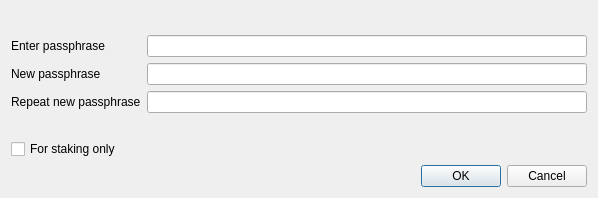
This is src/qt/forms/askpassphrasedialog.ui in wurstgelee/triangles as Qt 5 draws it before an edit. The edited form follows.
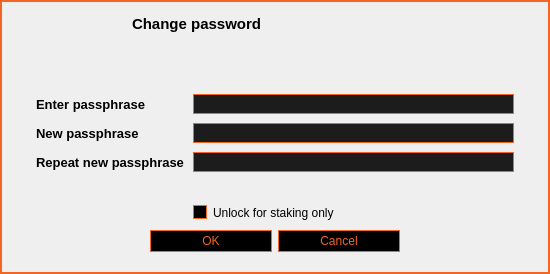
This is the edited form. Icons and pictures are not drawn.

The edit to the form file:
```diff
--- a/src/qt/forms/askpassphrasedialog.ui
+++ b/src/qt/forms/askpassphrasedialog.ui
@@ -6,12 +6,12 @@
    <rect>
     <x>0</x>
     <y>0</y>
-    <width>598</width>
-    <height>198</height>
+    <width>550</width>
+    <height>274</height>
    </rect>
   </property>
   <property name="sizePolicy">
-   <sizepolicy hsizetype="Preferred" vsizetype="Minimum">
+   <sizepolicy hsizetype="Preferred" vsizetype="Preferred">
     <horstretch>0</horstretch>
     <verstretch>0</verstretch>
    </sizepolicy>
@@ -25,24 +25,327 @@
   <property name="windowTitle">
    <string>Passphrase Dialog</string>
   </property>
+  <property name="styleSheet">
+   <string notr="true">color: #f26522;
+background-color: #000;
+
+QLineEdit {
+	background-color: #1c1c1c;
+    border: 1px solid #f26522;
+}
+
+
+</string>
+  </property>
   <layout class="QVBoxLayout" name="verticalLayout">
+   <property name="spacing">
+    <number>0</number>
+   </property>
+   <property name="leftMargin">
+    <number>0</number>
+   </property>
+   <property name="topMargin">
+    <number>0</number>
+   </property>
+   <property name="rightMargin">
+    <number>0</number>
+   </property>
+   <property name="bottomMargin">
+    <number>0</number>
+   </property>
+   <item>
+    <widget class="QFrame" name="frame">
+     <property name="styleSheet">
+      <string notr="true">#frame {
+	border: 2px solid #f26522;
+}</string>
+     </property>
+     <property name="frameShape">
+      <enum>QFrame::StyledPanel</enum>
+     </property>
+     <property name="frameShadow">
+      <enum>QFrame::Raised</enum>
+     </property>
+     <layout class="QVBoxLayout" name="verticalLayout_2">
+      <property name="spacing">
+       <number>0</number>
+      </property>
+      <property name="leftMargin">
+       <number>9</number>
+      </property>
+      <property name="topMargin">
+       <number>9</number>
+      </property>
+      <property name="rightMargin">
+       <number>9</number>
+      </property>
+      <property name="bottomMargin">
+       <number>9</number>
+      </property>
+      <item>
+       <widget class="QWidget" name="wCaption" native="true">
+        <property name="minimumSize">
+         <size>
+          <width>0</width>
+          <height>35</height>
+         </size>
+        </property>
+        <property name="maximumSize">
+         <size>
+          <width>16777215</width>
+          <height>35</height>
+         </size>
+        </property>
+        <property name="styleSheet">
+         <string notr="true"/>
+        </property>
+        <property name="is_header" stdset="0">
+         <bool>true</bool>
+        </property>
+        <layout class="QHBoxLayout" name="horizontalLayout">
+         <property name="leftMargin">
+          <number>0</number>
+         </property>
+         <property name="topMargin">
+          <number>0</number>
+         </property>
+         <property name="rightMargin">
+          <number>0</number>
+         </property>
+         <item>
+          <widget class="QLabel" name="lbTitleIcon_Lock">
+           <property name="sizePolicy">
+            <sizepolicy hsizetype="Preferred" vsizetype="Preferred">
+             <horstretch>0</horstretch>
+             <verstretch>0</verstretch>
+            </sizepolicy>
+           </property>
+           <property name="minimumSize">
+            <size>
+             <width>32</width>
+             <height>32</height>
+            </size>
+           </property>
+           <property name="maximumSize">
+            <size>
+             <width>32</width>
+             <height>32</height>
+            </size>
+           </property>
+           <property name="text">
+            <string/>
+           </property>
+           <property name="pixmap">
+            <pixmap resource="../triangles.qrc">:/menu_32/lock</pixmap>
+           </property>
+          </widget>
+         </item>
+         <item>
+          <widget class="QLabel" name="lbTitleIcon_Unlock">
+           <property name="sizePolicy">
+            <sizepolicy hsizetype="Preferred" vsizetype="Preferred">
+             <horstretch>0</horstretch>
+             <verstretch>0</verstretch>
+            </sizepolicy>
+           </property>
+           <property name="minimumSize">
+            <size>
+             <width>32</width>
+             <height>32</height>
+            </size>
+           </property>
+           <property name="maximumSize">
+            <size>
+             <width>32</width>
+             <height>32</height>
+            </size>
+           </property>
+           <property name="text">
+            <string/>
+           </property>
+           <property name="pixmap">
+            <pixmap resource="../triangles.qrc">:/menu_32/unlock</pixmap>
+           </property>
+          </widget>
+         </item>
+         <item>
+          <widget class="QLabel" name="lbTitleIcon_Passphrase">
+           <property name="sizePolicy">
+            <sizepolicy hsizetype="Preferred" vsizetype="Preferred">
+             <horstretch>0</horstretch>
+             <verstretch>0</verstretch>
+            </sizepolicy>
+           </property>
+           <property name="minimumSize">
+            <size>
+             <width>32</width>
+             <height>32</height>
+            </size>
+           </property>
+           <property name="maximumSize">
+            <size>
+             <width>32</width>
+             <height>32</height>
+            </size>
+           </property>
+           <property name="text">
+            <string/>
+           </property>
+           <property name="pixmap">
+            <pixmap resource="../triangles.qrc">:/menu_32/passphrase</pixmap>
+           </property>
+          </widget>
+         </item>
+         <item>
+          <spacer name="horizontalSpacer_26">
+           <property name="orientation">
+            <enum>Qt::Horizontal</enum>
+           </property>
+           <property name="sizeType">
+            <enum>QSizePolicy::Fixed</enum>
+           </property>
+           <property name="sizeHint" stdset="0">
+            <size>
+             <width>7</width>
+             <height>20</height>
+            </size>
+           </property>
+          </spacer>
+         </item>
+         <item>
+          <widget class="QLabel" name="lbTitle">
+           <property name="sizePolicy">
+            <sizepolicy hsizetype="Preferred" vsizetype="Preferred">
+             <horstretch>0</horstretch>
+             <verstretch>0</verstretch>
+            </sizepolicy>
+           </property>
+           <property name="font">
+            <font>
+             <pointsize>11</pointsize>
+             <weight>75</weight>
+             <bold>true</bold>
+             <stylestrategy>PreferAntialias</stylestrategy>
+            </font>
+           </property>
+           <property name="styleSheet">
+            <string notr="true"/>
+           </property>
+           <property name="text">
+            <string>Change password</string>
+           </property>
+          </widget>
+         </item>
+         <item>
+          <widget class="QPushButton" name="bClose">
+           <property name="minimumSize">
+            <size>
+             <width>30</width>
+             <height>30</height>
+            </size>
+           </property>
+           <property name="maximumSize">
+            <size>
+             <width>30</width>
+             <height>30</height>
+            </size>
+           </property>
+           <property name="styleSheet">
+            <string notr="true">QPushButton {	
+	image: url(:/icons/close_normal);
+	border: 0px solid gray;
+}
+
+QPushButton:pressed:flat {
+	image: url(:/icons/close_normal);
+}
+
+QPushButton:hover {
+	image: url(:/icons/close_hover);
+}</string>
+           </property>
+           <property name="text">
+            <string notr="true"/>
+           </property>
+           <property name="flat">
+            <bool>true</bool>
+           </property>
+          </widget>
+         </item>
+        </layout>
+       </widget>
+      </item>
+      <item>
+       <layout class="QHBoxLayout" name="horizontalLayout_3">
+        <property name="spacing">
+         <number>0</number>
+        </property>
+        <property name="leftMargin">
+         <number>25</number>
+        </property>
+        <property name="topMargin">
+         <number>9</number>
+        </property>
+        <property name="rightMargin">
+         <number>25</number>
+        </property>
+        <property name="bottomMargin">
+         <number>9</number>
+        </property>
    <item>
     <widget class="QLabel" name="warningLabel">
+          <property name="font">
+           <font>
+            <pointsize>10</pointsize>
+            <weight>50</weight>
+            <bold>false</bold>
+           </font>
+          </property>
      <property name="textFormat">
       <enum>Qt::RichText</enum>
      </property>
      <property name="wordWrap">
       <bool>true</bool>
      </property>
-    </widget>
+          <property name="margin">
+           <number>0</number>
+          </property>
+         </widget>
+        </item>
+       </layout>
    </item>
    <item>
     <layout class="QFormLayout" name="formLayout">
      <property name="fieldGrowthPolicy">
       <enum>QFormLayout::AllNonFixedFieldsGrow</enum>
      </property>
+        <property name="horizontalSpacing">
+         <number>9</number>
+        </property>
+        <property name="verticalSpacing">
+         <number>9</number>
+        </property>
+        <property name="leftMargin">
+         <number>25</number>
+        </property>
+        <property name="topMargin">
+         <number>15</number>
+        </property>
+        <property name="rightMargin">
+         <number>25</number>
+        </property>
+        <property name="bottomMargin">
+         <number>9</number>
+        </property>
      <item row="0" column="0">
       <widget class="QLabel" name="passLabel1">
+          <property name="font">
+           <font>
+            <pointsize>10</pointsize>
+            <weight>75</weight>
+            <bold>true</bold>
+           </font>
+          </property>
        <property name="text">
         <string>Enter passphrase</string>
        </property>
@@ -50,6 +353,19 @@
      </item>
      <item row="0" column="1">
       <widget class="QLineEdit" name="passEdit1">
+          <property name="minimumSize">
+           <size>
+            <width>0</width>
+            <height>20</height>
+           </size>
+          </property>
+          <property name="styleSheet">
+           <string notr="true">QLineEdit
+{
+    background-color: #1c1c1c;
+    border: 1px solid #f26522;
+}</string>
+          </property>
        <property name="echoMode">
         <enum>QLineEdit::Password</enum>
        </property>
@@ -57,6 +373,13 @@
      </item>
      <item row="1" column="0">
       <widget class="QLabel" name="passLabel2">
+          <property name="font">
+           <font>
+            <pointsize>10</pointsize>
+            <weight>75</weight>
+            <bold>true</bold>
+           </font>
+          </property>
        <property name="text">
         <string>New passphrase</string>
        </property>
@@ -64,6 +387,19 @@
      </item>
      <item row="1" column="1">
       <widget class="QLineEdit" name="passEdit2">
+          <property name="minimumSize">
+           <size>
+            <width>0</width>
+            <height>20</height>
+           </size>
+          </property>
+          <property name="styleSheet">
+           <string notr="true">QLineEdit
+{
+    background-color: #1c1c1c;
+    border: 1px solid #f26522;
+}</string>
+          </property>
        <property name="echoMode">
         <enum>QLineEdit::Password</enum>
        </property>
@@ -71,6 +407,13 @@
      </item>
      <item row="2" column="0">
       <widget class="QLabel" name="passLabel3">
+          <property name="font">
+           <font>
+            <pointsize>10</pointsize>
+            <weight>75</weight>
+            <bold>true</bold>
+           </font>
+          </property>
        <property name="text">
         <string>Repeat new passphrase</string>
        </property>
@@ -78,15 +421,59 @@
      </item>
      <item row="2" column="1">
       <widget class="QLineEdit" name="passEdit3">
+          <property name="minimumSize">
+           <size>
+            <width>0</width>
+            <height>20</height>
+           </size>
+          </property>
+          <property name="styleSheet">
+           <string notr="true">QLineEdit
+{
+    background-color: #1c1c1c;
+    border: 1px solid #f26522;
+}</string>
+          </property>
        <property name="echoMode">
         <enum>QLineEdit::Password</enum>
        </property>
       </widget>
      </item>
+        <item row="4" column="1">
+         <widget class="QCheckBox" name="stakingCheckBox">
+          <property name="sizePolicy">
+           <sizepolicy hsizetype="Minimum" vsizetype="Fixed">
+            <horstretch>0</horstretch>
+            <verstretch>0</verstretch>
+           </sizepolicy>
+          </property>
+          <property name="visible">
+           <bool>true</bool>
+          </property>
+          <property name="styleSheet">
+           <string notr="true">QCheckBox::indicator { 
+	border:1px solid #f26522;
+	background-color: #000;
+	}
+
+QCheckBox::indicator:checked {
+	image:url(:/icons/checkbox);
+	padding: 1px;
+	}</string>
+          </property>
+          <property name="text">
+           <string>Unlock for staking only</string>
+          </property>
+         </widget>
+        </item>
      <item row="3" column="1">
       <widget class="QLabel" name="capsLabel">
+          <property name="enabled">
+           <bool>true</bool>
+          </property>
        <property name="font">
         <font>
+            <pointsize>10</pointsize>
          <weight>75</weight>
          <bold>true</bold>
         </font>
@@ -99,37 +486,87 @@
        </property>
       </widget>
      </item>
-     <item row="4" column="0">
-      <widget class="QCheckBox" name="stakingCheckBox">
-       <property name="enabled">
-        <bool>true</bool>
-       </property>
-       <property name="toolTip">
-        <string>Serves to disable the trivial sendmoney when OS account compromised. Provides no real security.</string>
-       </property>
-       <property name="text">
-        <string>For staking only</string>
-       </property>
-       <property name="visible">
-        <bool>false</bool>
-       </property>
-      </widget>
-     </item>
-    </layout>
-   </item>
+       </layout>
+      </item>
+      <item>
+       <layout class="QHBoxLayout" name="horizontalLayout_2">
+        <property name="spacing">
+         <number>0</number>
+        </property>
+        <property name="rightMargin">
+         <number>0</number>
+        </property>
    <item>
     <widget class="QDialogButtonBox" name="buttonBox">
+          <property name="sizePolicy">
+           <sizepolicy hsizetype="Expanding" vsizetype="Expanding">
+            <horstretch>0</horstretch>
+            <verstretch>0</verstretch>
+           </sizepolicy>
+          </property>
+          <property name="styleSheet">
+           <string notr="true">QPushButton {
+	background-color: #000;
+	color: #f26522;
+	border: 1px solid #f26522;
+	max-height: 20px;
+	min-height: 20px;
+	max-width: 120px;
+	min-width: 120px;
+}
+
+QPushButton:hover {
+	background-color: #61280E;
+}
+
+QPushButton:pressed:flat {
+	color: #000;
+	background-color: #f26522;
+}
+
+QPushButton:!enabled {
+	background-color: #000;
+	border: 1px solid #61280E;
+	color: #61280E;
+}</string>
+          </property>
      <property name="orientation">
       <enum>Qt::Horizontal</enum>
      </property>
      <property name="standardButtons">
       <set>QDialogButtonBox::Cancel|QDialogButtonBox::Ok</set>
      </property>
+          <property name="centerButtons">
+           <bool>true</bool>
+          </property>
     </widget>
    </item>
   </layout>
- </widget>
- <resources/>
+      </item>
+      <item>
+       <spacer name="verticalSpacer">
+        <property name="orientation">
+         <enum>Qt::Vertical</enum>
+        </property>
+        <property name="sizeType">
+         <enum>QSizePolicy::Fixed</enum>
+        </property>
+        <property name="sizeHint" stdset="0">
+         <size>
+          <width>20</width>
+          <height>10</height>
+         </size>
+        </property>
+       </spacer>
+      </item>
+     </layout>
+    </widget>
+   </item>
+  </layout>
+ </widget>
+ <resources>
+  <include location="../triangles.qrc"/>
+ </resources>
  <connections>
   <connection>
    <sender>buttonBox</sender>
```
Left out of the diff: 16 changed lines with no effect on the pictures. Lines whose indentation alone changed are shown as unchanged.
